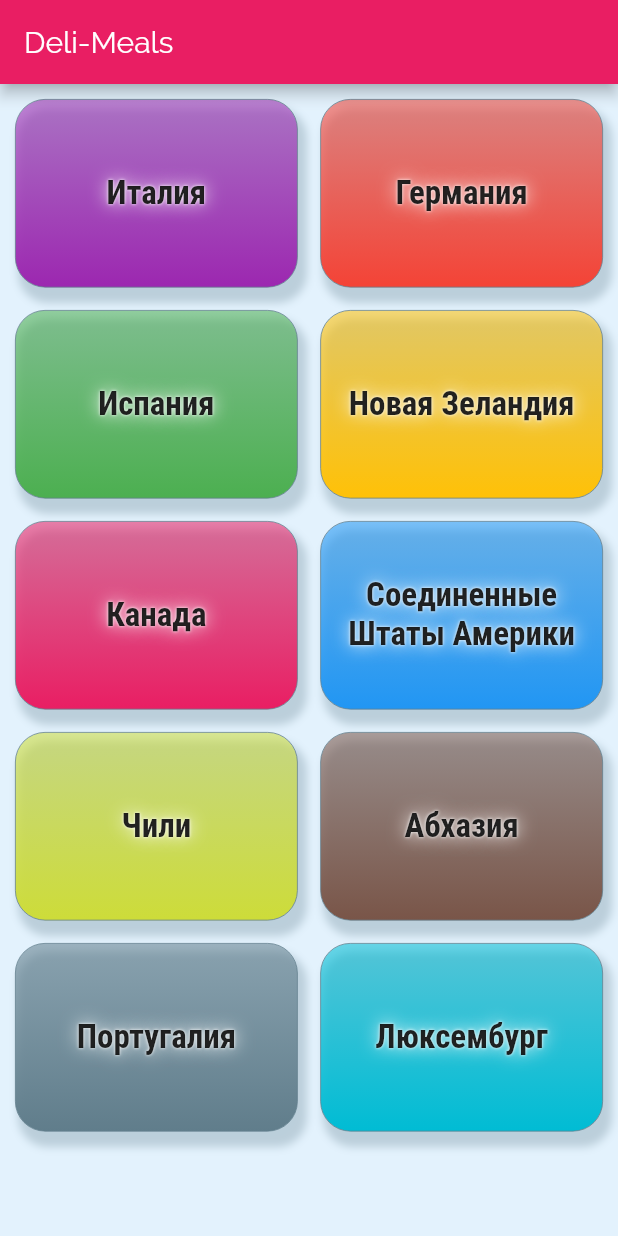
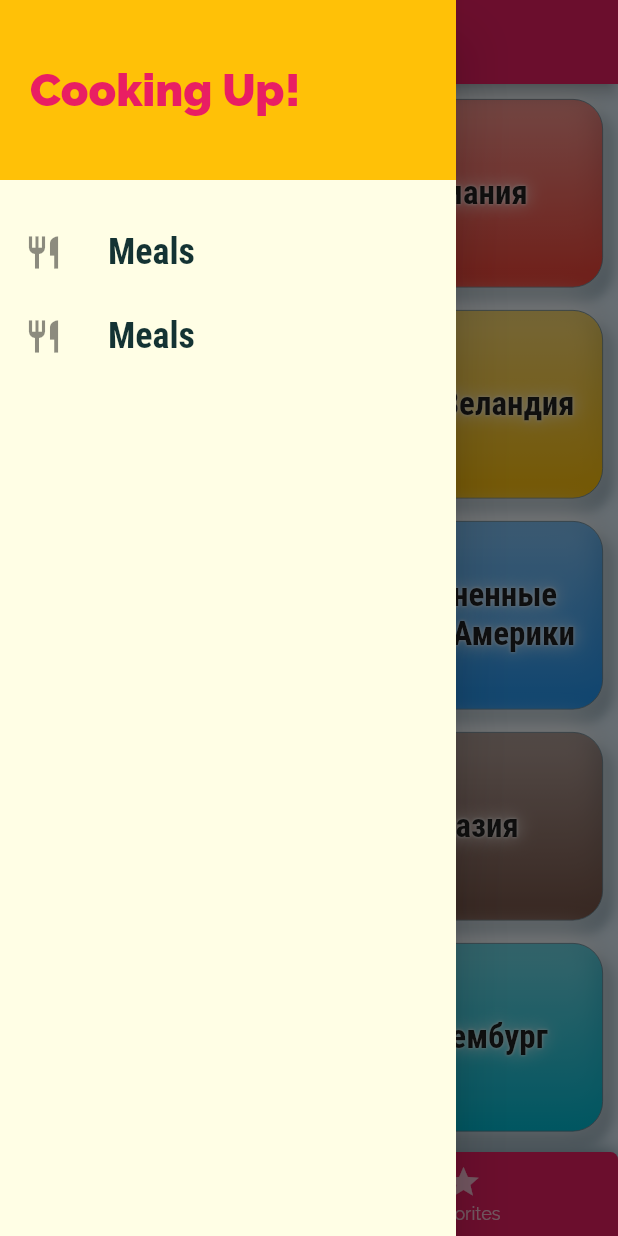
Before and after one commit to aspesivtsev/meals, a Flutter app: the screen it shows after launch, with the side drawer open (before the commit the screen has no drawer), on a phone screen of 412 x 824 dp. Run offline on Flutter 3.47's test engine with Material 2 defaults, Android fonts, the phone set to English and light mode, and no system bars.

Commit message:
added drawer and bottom appbar

```diff
--- a/lib/main.dart
+++ b/lib/main.dart
@@ -1,6 +1,7 @@
 import 'package:flutter/material.dart';
 import './screens/category_meals_screen.dart';
-import './screens/categories_screen.dart';
+//import './screens/categories_screen.dart';
+import './screens/tab_screen.dart';
 import './screens/meal_detail_screen.dart';
 
 void main() => runApp(MyApp());
@@ -46,13 +47,14 @@ class MyApp extends StatelessWidget {
       initialRoute: '/',
       routes: {
         //the routes of the app
-        '/': (ctx) => CategoriesScreen(),
+        //'/': (ctx) => CategoriesScreen(),
+        '/': (ctx) => TabsScreen(),
         CategoryMealsScreen.routeName: (ctx) => CategoryMealsScreen(),
         MealDetailScreen.routeName: (ctx) => MealDetailScreen(),
       },
       onUnknownRoute: (settings) {
         //if all the routes fail it will show the main screen
-        return MaterialPageRoute(builder: (ctx) => CategoriesScreen());
+        return MaterialPageRoute(builder: (ctx) => TabsScreen());
       },
     );
   }
--- a/lib/screens/categories_screen.dart
+++ b/lib/screens/categories_screen.dart
@@ -7,12 +7,7 @@ class CategoriesScreen extends StatelessWidget {
 
   @override
   Widget build(BuildContext context) {
-    return Scaffold(
-        //backgroundColor: Colors.yellow,
-        appBar: AppBar(
-          title: const Text('Deli-Meals'),
-        ),
-        body: GridView(
+    return GridView(
       padding: const EdgeInsets.all(10),
       children: DUMMY_CATEGORIES
           .map((catData) =>
@@ -23,6 +18,6 @@ class CategoriesScreen extends StatelessWidget {
           childAspectRatio: 3 / 2,
           mainAxisSpacing: 15,
           crossAxisSpacing: 15),
-        ));
+    );
   }
 }
--- /dev/null
+++ b/lib/screens/favorites_screen.dart
@@ -0,0 +1,10 @@
+import 'package:flutter/material.dart';
+
+class FavoritesScreen extends StatelessWidget {
+  @override
+  Widget build(BuildContext context) {
+    return Center(
+      child: Text('The Favorites'),
+    );
+  }
+}
--- /dev/null
+++ b/lib/screens/tab_screen.dart
@@ -0,0 +1,74 @@
+import 'package:flutter/material.dart';
+import './categories_screen.dart';
+import './favorites_screen.dart';
+import '../widgets/main_drawer.dart';
+
+class TabsScreen extends StatefulWidget {
+  @override
+  _TabsScreenState createState() => _TabsScreenState();
+}
+
+class _TabsScreenState extends State<TabsScreen> {
+  //this is a Map list of available tabs on the screen with the corresponding lables
+  final List<Map<String, dynamic>> _pages = [
+    {'page': CategoriesScreen(), 'title': 'Categories'},
+    {'page': FavoritesScreen(), 'title': 'Your Favorite'},
+  ];
+
+  int _selectedPageIndex = 0;
+
+  void _selectPage(int index) {
+    //this is changing of the screen and redrawing on tab click
+    setState(() {
+      _selectedPageIndex = index;
+    });
+  }
+
+  @override
+  Widget build(BuildContext context) {
+    return Scaffold(
+      appBar: AppBar(
+        title: Text(_pages[_selectedPageIndex]['title']),
+      ),
+      drawer: MainDrawer(),
+      body: _pages[_selectedPageIndex]['page'],
+      extendBody: true,
+      bottomNavigationBar: Container(
+        decoration: BoxDecoration(
+          boxShadow: <BoxShadow>[
+            BoxShadow(
+              color: Colors.blueGrey,
+              blurRadius: 10,
+            ),
+          ],
+        ),
+        child: ClipRRect(
+          borderRadius: BorderRadius.only(
+            topLeft: Radius.circular(5.0),
+            topRight: Radius.circular(5.0),
+          ),
+          child: Container(
+            child: BottomNavigationBar(
+              onTap: _selectPage,
+              backgroundColor: Theme.of(context).primaryColor,
+              unselectedItemColor: Colors.white.withOpacity(0.7),
+              selectedItemColor: Theme.of(context).accentColor,
+              currentIndex: _selectedPageIndex, elevation: 3.0,
+              //type: BottomNavigationBarType.shifting,
+              items: [
+                BottomNavigationBarItem(
+                  icon: Icon(Icons.category),
+                  label: 'Categories',
+                ),
+                BottomNavigationBarItem(
+                  icon: Icon(Icons.star),
+                  label: 'Favorites',
+                )
+              ],
+            ),
+          ),
+        ),
+      ),
+    );
+  }
+}
--- a/lib/widgets/category_item.dart
+++ b/lib/widgets/category_item.dart
@@ -50,6 +50,16 @@ class CategoryItem extends StatelessWidget {
                 blurRadius: 4,
                 offset: Offset(4, 8), // changes position of shadow
               ),
+              BoxShadow(
+                  color: Colors.blueGrey.withOpacity(0.5),
+                  offset: Offset(4.0, 4.0),
+                  blurRadius: 15.0,
+                  spreadRadius: 1.0),
+              BoxShadow(
+                  color: Colors.white,
+                  offset: Offset(-4.0, -4.0),
+                  blurRadius: 15.0,
+                  spreadRadius: 1.0),
             ],
             /*[
 
--- /dev/null
+++ b/lib/widgets/main_drawer.dart
@@ -0,0 +1,58 @@
+import 'package:flutter/material.dart';
+
+class MainDrawer extends StatelessWidget {
+  @override
+  Widget build(BuildContext context) {
+    return Drawer(
+      child: Column(
+        children: <Widget>[
+          Container(
+            height: 120,
+            width: double.infinity,
+            padding: EdgeInsets.all(20),
+            alignment: Alignment.centerLeft,
+            color: Theme.of(context).accentColor,
+            child: Text(
+              'Cooking Up!',
+              style: TextStyle(
+                  fontWeight: FontWeight.w900,
+                  fontSize: 30,
+                  color: Theme.of(context).primaryColor),
+            ),
+          ),
+          SizedBox(
+            height: 20,
+          ),
+          ListTile(
+            leading: Icon(
+              Icons.restaurant,
+              size: 26,
+            ),
+            title: Text(
+              'Meals',
+              style: TextStyle(
+                  fontFamily: 'RobotoCondensed',
+                  fontSize: 24,
+                  fontWeight: FontWeight.bold),
+            ),
+            onTap: () {},
+          ),
+          ListTile(
+            leading: Icon(
+              Icons.restaurant,
+              size: 26,
+            ),
+            title: Text(
+              'Meals',
+              style: TextStyle(
+                  fontFamily: 'RobotoCondensed',
+                  fontSize: 24,
+                  fontWeight: FontWeight.bold),
+            ),
+            onTap: () {},
+          ),
+        ],
+      ),
+    );
+  }
+}
```
Lines whose indentation alone changed are shown as unchanged.
